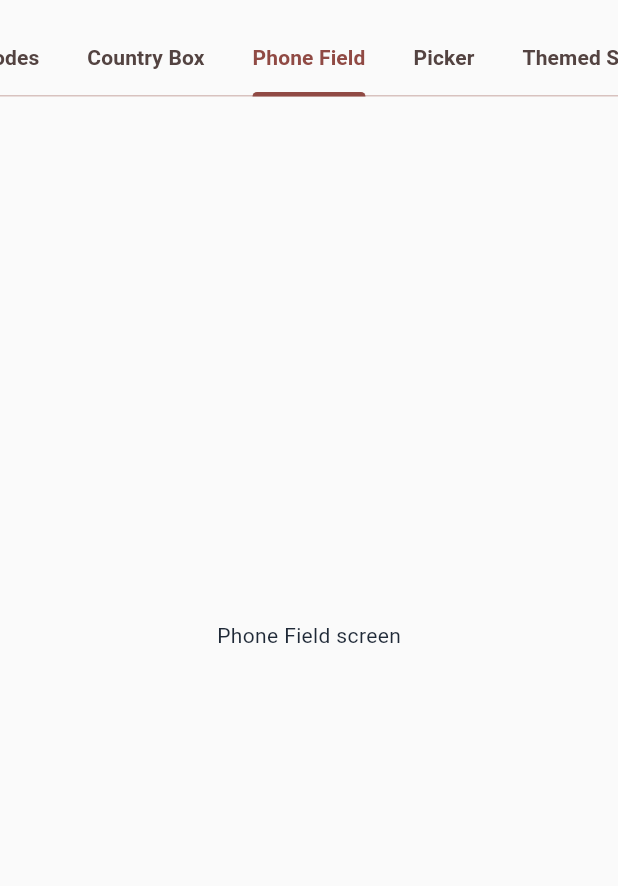
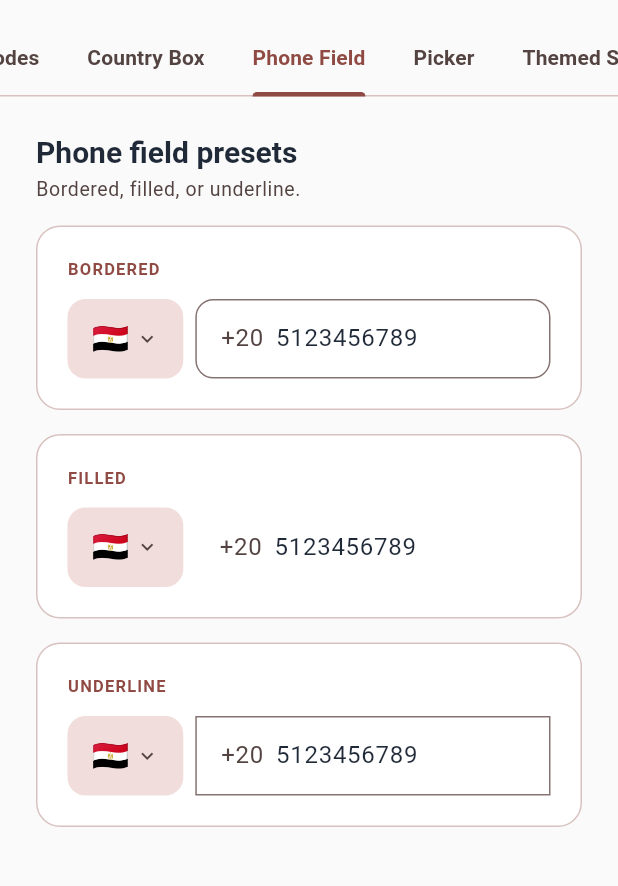
Before and after one commit to MustafaYounis27/customized_country_phone_picker, a Flutter app: the screen it shows after launch, tab 4 chosen, on a phone screen of 412 x 824 dp, the part 61-947 px from its top. Run offline on Flutter 3.47's test engine with Material 3 defaults, Android fonts, the phone set to English and light mode, and no system bars.

Commit message:
feat(example): phone field presets screen

```diff
--- a/example/lib/main.dart
+++ b/example/lib/main.dart
@@ -4,6 +4,7 @@ import 'theme/app_theme.dart';
 import 'screens/hero_signup_screen.dart';
 import 'screens/dial_code_modes_screen.dart';
 import 'screens/country_box_presets_screen.dart';
+import 'screens/phone_field_presets_screen.dart';
 
 void main() => runApp(const ExampleApp());
 
@@ -112,7 +113,7 @@ class _RootScaffoldState extends State<RootScaffold> with TickerProviderStateMix
           HeroSignupScreen(),
           DialCodeModesScreen(),
           CountryBoxPresetsScreen(),
-          _PlaceholderScreen(name: 'Phone Field'),
+          PhoneFieldPresetsScreen(),
           _PlaceholderScreen(name: 'Picker'),
           _PlaceholderScreen(name: 'Themed Search'),
         ],
--- /dev/null
+++ b/example/lib/screens/phone_field_presets_screen.dart
@@ -0,0 +1,74 @@
+// example/lib/screens/phone_field_presets_screen.dart
+import 'package:flutter/material.dart';
+import 'package:customized_country_phone_picker/customized_country_phone_picker.dart';
+
+import '../widgets/demo_card.dart';
+import '../widgets/section_header.dart';
+
+class PhoneFieldPresetsScreen extends StatefulWidget {
+  const PhoneFieldPresetsScreen({super.key});
+
+  @override
+  State<PhoneFieldPresetsScreen> createState() => _PhoneFieldPresetsScreenState();
+}
+
+class _PhoneFieldPresetsScreenState extends State<PhoneFieldPresetsScreen>
+    with AutomaticKeepAliveClientMixin {
+  final _bordered = TextEditingController(text: '5123456789');
+  final _filled = TextEditingController(text: '5123456789');
+  final _underline = TextEditingController(text: '5123456789');
+
+  @override
+  bool get wantKeepAlive => true;
+
+  @override
+  void dispose() {
+    _bordered.dispose();
+    _filled.dispose();
+    _underline.dispose();
+    super.dispose();
+  }
+
+  @override
+  Widget build(BuildContext context) {
+    super.build(context);
+    return SafeArea(
+      child: ListView(
+        padding: const EdgeInsets.all(24),
+        children: [
+          const SectionHeader(
+            title: 'Phone field presets',
+            subtitle: 'Bordered, filled, or underline.',
+          ),
+          const SizedBox(height: 16),
+          DemoCard(
+            label: 'Bordered',
+            child: CountryPhoneInput(
+              controller: _bordered,
+              phoneFieldDecoration: const PhoneFieldDecoration.bordered(),
+              onCountryChanged: (_) {},
+            ),
+          ),
+          const SizedBox(height: 16),
+          DemoCard(
+            label: 'Filled',
+            child: CountryPhoneInput(
+              controller: _filled,
+              phoneFieldDecoration: const PhoneFieldDecoration.filled(),
+              onCountryChanged: (_) {},
+            ),
+          ),
+          const SizedBox(height: 16),
+          DemoCard(
+            label: 'Underline',
+            child: CountryPhoneInput(
+              controller: _underline,
+              phoneFieldDecoration: const PhoneFieldDecoration.underline(),
+              onCountryChanged: (_) {},
+            ),
+          ),
+        ],
+      ),
+    );
+  }
+}
```
